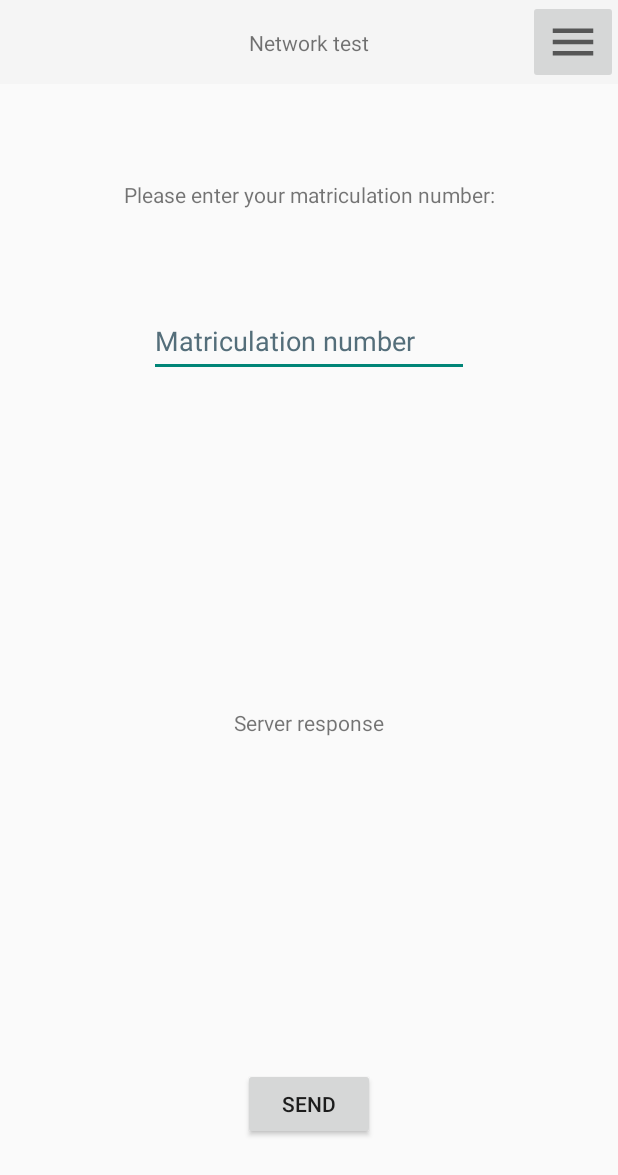
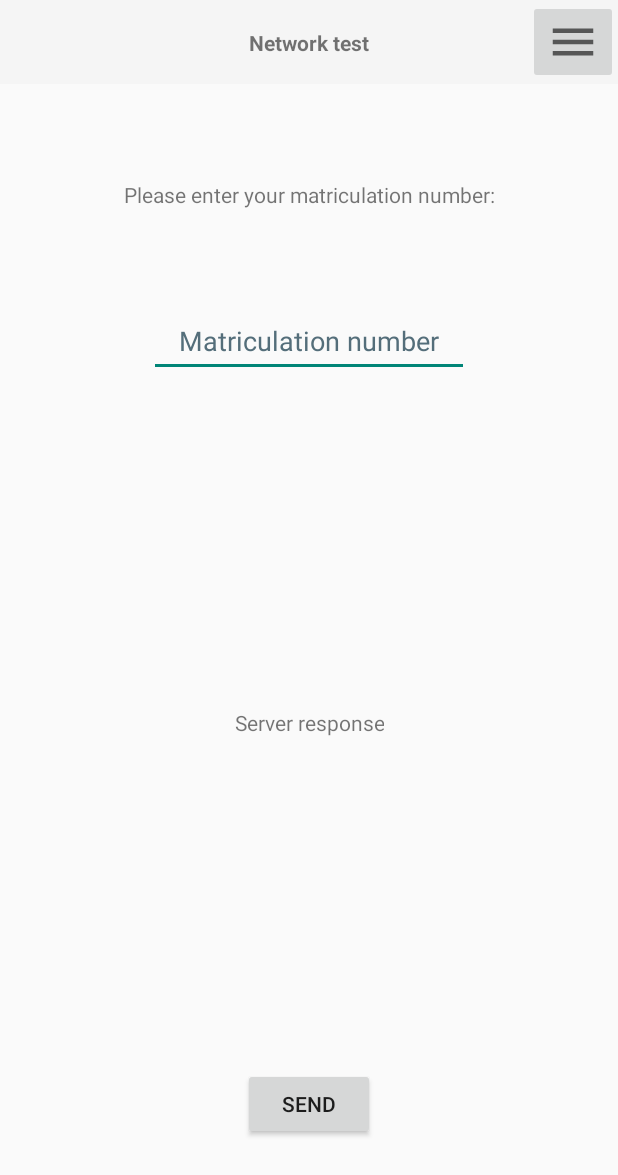
Before and after one commit to kuttnig/se2-einzelphase, an Android app: the screen it shows after launch (MainActivity), on a phone screen of 412 x 824 dp. Shown: the top 1175 px of the screen. Run offline under Robolectric (Android 15) with nearby library versions, the phone set to English and light mode, and no system bars.

Commit message:
Make some layout improvements

```diff
--- a/app/src/main/res/layout/activity_calculation.xml
+++ b/app/src/main/res/layout/activity_calculation.xml
@@ -23,6 +23,7 @@
         android:layout_width="wrap_content"
         android:layout_height="wrap_content"
         android:text="@string/activity_calculation_toolbar_title"
+        android:textStyle="bold"
         app:layout_constraintBottom_toBottomOf="@id/activity_calculation_toolbar"
         app:layout_constraintEnd_toEndOf="@id/activity_calculation_toolbar"
         app:layout_constraintStart_toStartOf="@id/activity_calculation_toolbar"
@@ -57,6 +58,7 @@
         android:layout_height="wrap_content"
         android:layout_marginTop="64dp"
         android:ems="10"
+        android:gravity="center"
         android:hint="@string/activity_calculation_edittext_hint"
         android:importantForAutofill="no"
         android:inputType="number"
@@ -70,6 +72,7 @@
         android:id="@+id/activity_calculation_result"
         android:layout_width="wrap_content"
         android:layout_height="wrap_content"
+        android:gravity="center"
         android:text="@string/activity_calculation_result"
         app:layout_constraintBottom_toTopOf="@id/activity_calculation_button"
         app:layout_constraintEnd_toEndOf="parent"
--- a/app/src/main/res/layout/activity_main.xml
+++ b/app/src/main/res/layout/activity_main.xml
@@ -22,6 +22,7 @@
         android:layout_width="wrap_content"
         android:layout_height="wrap_content"
         android:text="@string/activity_main_toolbar_title"
+        android:textStyle="bold"
         app:layout_constraintBottom_toBottomOf="@id/activity_main_toolbar"
         app:layout_constraintEnd_toEndOf="@id/activity_main_toolbar"
         app:layout_constraintStart_toStartOf="@id/activity_main_toolbar"
@@ -56,6 +57,7 @@
         android:layout_height="wrap_content"
         android:layout_marginTop="64dp"
         android:ems="10"
+        android:gravity="center"
         android:hint="@string/activity_main_edittext_hint"
         android:importantForAutofill="no"
         android:inputType="number"
@@ -69,6 +71,7 @@
         android:id="@+id/activity_main_server_response"
         android:layout_width="wrap_content"
         android:layout_height="wrap_content"
+        android:gravity="center"
         android:text="@string/activity_main_server_response"
         app:layout_constraintBottom_toTopOf="@id/activity_main_send_button"
         app:layout_constraintEnd_toEndOf="parent"
```
